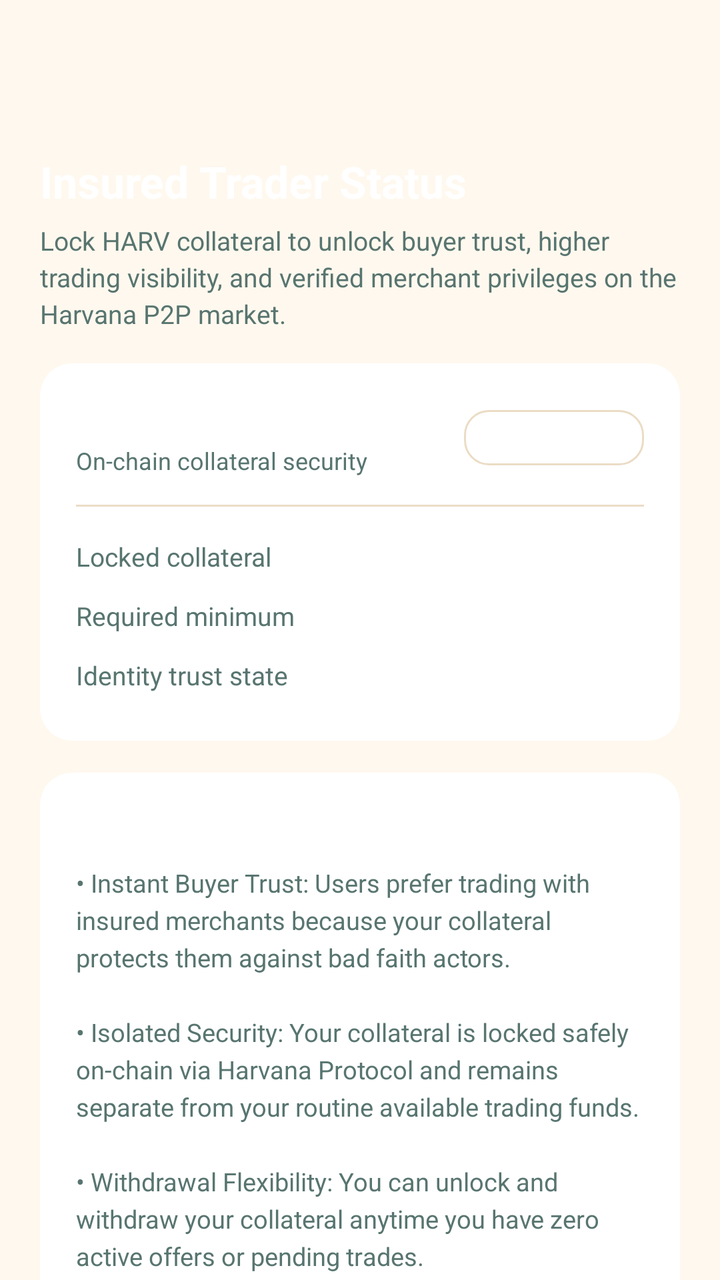
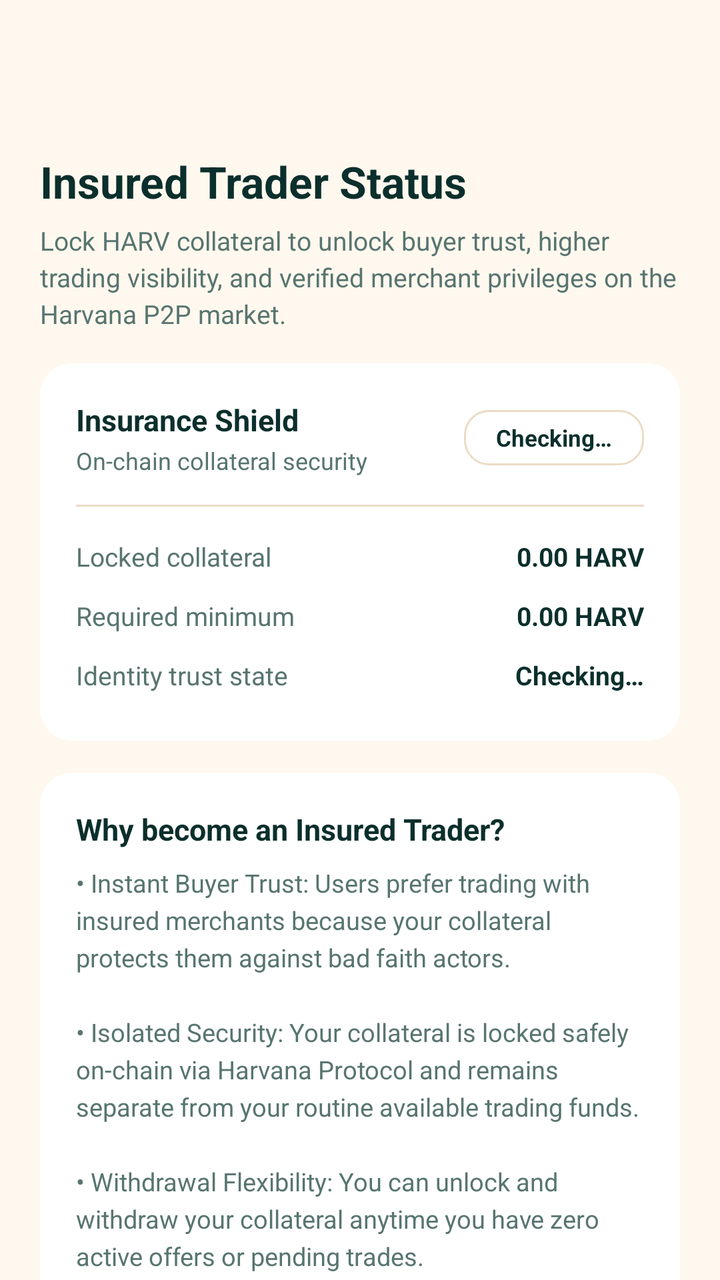

Two renders of the same Android screen: before a commit and after it. Below are the layout's source before the change and the commit's diff.
<!-- AndroidManifest.xml: application theme AppTheme -->
<!-- res/layout/p2p_insurance_deposit.xml -->
<androidx.coordinatorlayout.widget.CoordinatorLayout
	xmlns:android="http://schemas.android.com/apk/res/android"
	xmlns:app="http://schemas.android.com/apk/res-auto"
	xmlns:tools="http://schemas.android.com/tools"
	android:id="@+id/_coordinator"
	android:layout_width="match_parent"
	android:layout_height="match_parent">
	<com.google.android.material.appbar.AppBarLayout
		android:id="@+id/_app_bar"
		android:layout_width="match_parent"
		android:layout_height="wrap_content"
		android:theme="@style/AppTheme.AppBarOverlay"
		app:elevation="0dp"
		android:stateListAnimator="@null">
		<androidx.appcompat.widget.Toolbar
			android:id="@+id/_toolbar"
			android:layout_width="match_parent"
			android:layout_height="?attr/actionBarSize"
			android:background="?attr/appBarColor"
			app:popupTheme="@style/AppTheme.PopupOverlay" />
	</com.google.android.material.appbar.AppBarLayout>
	<androidx.core.widget.NestedScrollView
		android:layout_width="match_parent"
		android:layout_height="match_parent"
		android:fillViewport="true"
		android:background="@color/colorP2pBg"
		app:layout_behavior="@string/appbar_scrolling_view_behavior">
		<LinearLayout
			android:id="@+id/linear88"
			android:layout_width="match_parent"
			android:layout_height="wrap_content"
			android:padding="20dp"
			android:orientation="vertical">
			<TextView
				android:id="@+id/textview81"
				android:layout_width="wrap_content"
				android:layout_height="wrap_content"
				android:text="Insured Trader Status"
				android:textSize="22sp"
				android:textStyle="bold"
				android:textColor="@android:color/white" />
			<TextView
				android:id="@+id/textview82"
				android:layout_width="match_parent"
				android:layout_height="wrap_content"
				android:layout_marginTop="6dp"
				android:layout_marginBottom="16dp"
				android:text="Lock HARV collateral to unlock buyer trust, higher trading visibility, and verified merchant privileges on the Harvana P2P market."
				android:textSize="13sp"
				android:textColor="@color/colorP2pTextMuted"
				android:lineSpacingExtra="3dp" />
			<androidx.cardview.widget.CardView
				android:id="@+id/layout_status_card"
				android:layout_width="match_parent"
				android:layout_height="wrap_content"
				android:layout_marginBottom="16dp"
				app:cardBackgroundColor="@color/colorSurface"
				app:cardCornerRadius="16dp"
				app:cardElevation="0dp">
				<LinearLayout
					android:id="@+id/linear1"
					android:layout_width="match_parent"
					android:layout_height="wrap_content"
					android:padding="18dp"
					android:orientation="vertical">
					<LinearLayout
						android:id="@+id/linear2"
						android:layout_width="match_parent"
						android:layout_height="wrap_content"
						android:gravity="center_vertical"
						android:orientation="horizontal">
						<LinearLayout
							android:id="@+id/linear3"
							android:layout_width="0dp"
							android:layout_height="wrap_content"
							android:orientation="vertical"
							android:layout_weight="1">
							<TextView
								android:id="@+id/textview83"
								android:layout_width="wrap_content"
								android:layout_height="wrap_content"
								android:text="Insurance Shield"
								android:textSize="15sp"
								android:textStyle="bold"
								android:textColor="@android:color/white" />
							<TextView
								android:id="@+id/textview84"
								android:layout_width="wrap_content"
								android:layout_height="wrap_content"
								android:layout_marginTop="2dp"
								android:text="On-chain collateral security"
								android:textSize="12sp"
								android:textColor="@color/colorP2pTextMuted" />
						</LinearLayout>
						<TextView
							android:id="@+id/tv_status_badge"
							android:layout_width="wrap_content"
							android:layout_height="wrap_content"
							android:background="@drawable/bg_p2p_button_outline"
							android:gravity="center_horizontal|center_vertical"
							android:text="Checking…"
							android:textStyle="bold"
							android:textSize="11.5sp"
							android:textColor="@android:color/white"
							android:paddingVertical="6dp"
							android:paddingHorizontal="12dp"
							android:minWidth="90dp" />
					</LinearLayout>
					<View
						android:id="@+id/view4"
						android:layout_width="match_parent"
						android:layout_height="1dp"
						android:layout_marginTop="14dp"
						android:layout_marginBottom="10dp"
						android:background="@color/colorP2pBorder" />
					<LinearLayout
						android:id="@+id/linear5"
						android:layout_width="match_parent"
						android:layout_height="wrap_content"
						android:orientation="horizontal"
						android:paddingVertical="6dp">
						<TextView
							android:id="@+id/textview1"
							android:layout_width="0dp"
							android:layout_height="wrap_content"
							android:text="Locked collateral"
							android:textSize="13sp"
							android:textColor="@color/colorP2pTextMuted"
							android:layout_weight="1" />
						<TextView
							android:id="@+id/tv_current_deposit"
							android:layout_width="wrap_content"
							android:layout_height="wrap_content"
							android:text="0.00 HARV"
							android:textSize="13sp"
							android:textStyle="bold"
							android:textColor="@android:color/white" />
					</LinearLayout>
					<LinearLayout
						android:id="@+id/linear6"
						android:layout_width="match_parent"
						android:layout_height="wrap_content"
						android:orientation="horizontal"
						android:paddingVertical="6dp">
						<TextView
							android:id="@+id/textview2"
							android:layout_width="0dp"
							android:layout_height="wrap_content"
							android:text="Required minimum"
							android:textSize="13sp"
							android:textColor="@color/colorP2pTextMuted"
							android:layout_weight="1" />
						<TextView
							android:id="@+id/tv_required_minimum"
							android:layout_width="wrap_content"
							android:layout_height="wrap_content"
							android:text="0.00 HARV"
							android:textSize="13sp"
							android:textStyle="bold"
							android:textColor="@android:color/white" />
					</LinearLayout>
					<LinearLayout
						android:id="@+id/linear7"
						android:layout_width="match_parent"
						android:layout_height="wrap_content"
						android:orientation="horizontal"
						android:paddingVertical="6dp">
						<TextView
							android:id="@+id/textview3"
							android:layout_width="0dp"
							android:layout_height="wrap_content"
							android:text="Identity trust state"
							android:textSize="13sp"
							android:textColor="@color/colorP2pTextMuted"
							android:layout_weight="1" />
						<TextView
							android:id="@+id/tv_trust_status"
							android:layout_width="wrap_content"
							android:layout_height="wrap_content"
							android:text="Checking…"
							android:textSize="13sp"
							android:textStyle="bold"
							android:textColor="@android:color/white" />
					</LinearLayout>
				</LinearLayout>
			</androidx.cardview.widget.CardView>
			<androidx.cardview.widget.CardView
				android:id="@+id/layout_insurance_info"
				android:layout_width="match_parent"
				android:layout_height="wrap_content"
				android:layout_marginBottom="16dp"
				app:cardBackgroundColor="@color/colorSurface"
				app:cardCornerRadius="16dp"
				app:cardElevation="0dp">
				<LinearLayout
					android:id="@+id/linear8"
					android:layout_width="match_parent"
					android:layout_height="wrap_content"
					android:padding="18dp"
					android:orientation="vertical">
					<TextView
						android:id="@+id/textview4"
						android:layout_width="wrap_content"
						android:layout_height="wrap_content"
						android:text="Why become an Insured Trader\?"
						android:textSize="15sp"
						android:textStyle="bold"
						android:textColor="@android:color/white" />
					<TextView
						android:id="@+id/textview5"
						android:layout_width="match_parent"
						android:layout_height="wrap_content"
						android:layout_marginTop="8dp"
						android:text="• Instant Buyer Trust: Users prefer trading with insured merchants because your collateral protects them against bad faith actors.\n\n• Isolated Security: Your collateral is locked safely on-chain via Harvana Protocol and remains separate from your routine available trading funds.\n\n• Withdrawal Flexibility: You can unlock and withdraw your collateral anytime you have zero active offers or pending trades."
						android:textColor="@color/colorP2pTextMuted"
						android:textSize="12.5sp"
						android:lineSpacingExtra="4dp" />
				</LinearLayout>
			</androidx.cardview.widget.CardView>
			<androidx.cardview.widget.CardView
				android:id="@+id/layout_criteria_card"
				android:layout_width="match_parent"
				android:layout_height="wrap_content"
				android:layout_marginBottom="20dp"
				app:cardBackgroundColor="@color/colorSurface"
				app:cardCornerRadius="16dp"
				app:cardElevation="0dp">
				<LinearLayout
					android:id="@+id/linear9"
					android:layout_width="match_parent"
					android:layout_height="wrap_content"
					android:padding="18dp"
					android:orientation="vertical">
					<LinearLayout
						android:id="@+id/linear10"
						android:layout_width="match_parent"
						android:layout_height="wrap_content"
						android:gravity="center_vertical"
						android:orientation="horizontal">
						<LinearLayout
							android:id="@+id/linear11"
							android:layout_width="0dp"
							android:layout_height="wrap_content"
							android:orientation="vertical"
							android:layout_weight="1">
							<TextView
								android:id="@+id/textview6"
								android:layout_width="wrap_content"
								android:layout_height="wrap_content"
								android:text="Trader Requirements"
								android:textSize="15sp"
								android:textStyle="bold"
								android:textColor="@android:color/white" />
							<TextView
								android:id="@+id/textview7"
								android:layout_width="wrap_content"
								android:layout_height="wrap_content"
								android:layout_marginTop="2dp"
								android:text="Live compliance check"
								android:textSize="12sp"
								android:textColor="@color/colorP2pTextMuted" />
						</LinearLayout>
						<TextView
							android:id="@+id/tv_premium_badge"
							android:layout_width="wrap_content"
							android:layout_height="wrap_content"
							android:background="@drawable/bg_p2p_button_outline"
							android:gravity="center_horizontal|center_vertical"
							android:text="Checking…"
							android:textStyle="bold"
							android:textSize="11.5sp"
							android:textColor="@android:color/white"
							android:paddingVertical="6dp"
							android:paddingHorizontal="12dp" />
					</LinearLayout>
					<View
						android:id="@+id/view12"
						android:layout_width="match_parent"
						android:layout_height="1dp"
						android:layout_marginTop="14dp"
						android:layout_marginBottom="8dp"
						android:background="@color/colorP2pBorder" />
					<LinearLayout
						android:id="@+id/linear13"
						android:layout_width="match_parent"
						android:layout_height="wrap_content"
						android:gravity="center_vertical"
						android:orientation="horizontal"
						android:paddingVertical="6dp">
						<TextView
							android:id="@+id/tv_check_verified"
							android:layout_width="22dp"
							android:layout_height="22dp"
							android:gravity="center_horizontal|center_vertical"
							android:text="○"
							android:textSize="15sp"
							android:textColor="@color/colorP2pTextMuted" />
						<TextView
							android:id="@+id/textview8"
							android:layout_width="0dp"
							android:layout_height="wrap_content"
							android:text="Fully verified identity"
							android:textSize="13sp"
							android:layout_weight="1"
							android:textColor="@android:color/white"
							android:layout_marginStart="10dp" />
					</LinearLayout>
					<LinearLayout
						android:id="@+id/linear14"
						android:layout_width="match_parent"
						android:layout_height="wrap_content"
						android:gravity="center_vertical"
						android:orientation="horizontal"
						android:paddingVertical="6dp">
						<TextView
							android:id="@+id/tv_check_clean"
							android:layout_width="22dp"
							android:layout_height="22dp"
							android:gravity="center_horizontal|center_vertical"
							android:text="○"
							android:textSize="15sp"
							android:textColor="@color/colorP2pTextMuted" />
						<TextView
							android:id="@+id/textview9"
							android:layout_width="0dp"
							android:layout_height="wrap_content"
							android:text="Clean standing — zero active reports"
							android:textSize="13sp"
							android:layout_weight="1"
							android:textColor="@android:color/white"
							android:layout_marginStart="10dp" />
					</LinearLayout>
					<LinearLayout
						android:id="@+id/linear15"
						android:layout_width="match_parent"
						android:layout_height="wrap_content"
						android:gravity="center_vertical"
						android:orientation="horizontal"
						android:paddingVertical="6dp">
						<TextView
							android:id="@+id/tv_check_deposit"
							android:layout_width="22dp"
							android:layout_height="22dp"
							android:gravity="center_horizontal|center_vertical"
							android:text="○"
							android:textSize="15sp"
							android:textColor="@color/colorP2pTextMuted" />
						<TextView
							android:id="@+id/tv_criteria_deposit_label"
							android:layout_width="0dp"
							android:layout_height="wrap_content"
							android:text="Insurance collateral meets minimum"
							android:textSize="13sp"
							android:layout_weight="1"
							android:textColor="@android:color/white"
							android:layout_marginStart="10dp" />
					</LinearLayout>
					<LinearLayout
						android:id="@+id/linear16"
						android:layout_width="match_parent"
						android:layout_height="wrap_content"
						android:gravity="center_vertical"
						android:orientation="horizontal"
						android:paddingVertical="6dp">
						<TextView
							android:id="@+id/tv_check_volume"
							android:layout_width="22dp"
							android:layout_height="22dp"
							android:gravity="center_horizontal|center_vertical"
							android:text="○"
							android:textSize="15sp"
							android:textColor="@color/colorP2pTextMuted" />
						<TextView
							android:id="@+id/tv_criteria_volume_label"
							android:layout_width="0dp"
							android:layout_height="wrap_content"
							android:text="Minimum completed trades threshold"
							android:textSize="13sp"
							android:layout_weight="1"
							android:textColor="@android:color/white"
							android:layout_marginStart="10dp" />
					</LinearLayout>
					<LinearLayout
						android:id="@+id/linear17"
						android:layout_width="match_parent"
						android:layout_height="wrap_content"
						android:gravity="center_vertical"
						android:orientation="horizontal"
						android:paddingVertical="6dp">
						<TextView
							android:id="@+id/tv_check_success_rate"
							android:layout_width="22dp"
							android:layout_height="22dp"
							android:gravity="center_horizontal|center_vertical"
							android:text="○"
							android:textSize="15sp"
							android:textColor="@color/colorP2pTextMuted" />
						<TextView
							android:id="@+id/tv_criteria_success_rate_label"
							android:layout_width="0dp"
							android:layout_height="wrap_content"
							android:text="Trade reliability metrics"
							android:textSize="13sp"
							android:layout_weight="1"
							android:textColor="@android:color/white"
							android:layout_marginStart="10dp" />
					</LinearLayout>
				</LinearLayout>
			</androidx.cardview.widget.CardView>
			<TextView
				android:id="@+id/textview10"
				android:layout_width="wrap_content"
				android:layout_height="wrap_content"
				android:layout_marginBottom="8dp"
				android:text="Deposit Insurance Collateral"
				android:textSize="13sp"
				android:textStyle="bold"
				android:textColor="@android:color/white" />
			<androidx.cardview.widget.CardView
				android:id="@+id/layout_deposit_card"
				android:layout_width="match_parent"
				android:layout_height="wrap_content"
				android:layout_marginBottom="12dp"
				app:cardBackgroundColor="@color/colorSurface"
				app:cardCornerRadius="16dp"
				app:cardElevation="0dp">
				<LinearLayout
					android:id="@+id/linear18"
					android:layout_width="match_parent"
					android:layout_height="wrap_content"
					android:padding="18dp"
					android:orientation="vertical">
					<TextView
						android:id="@+id/textview11"
						android:layout_width="match_parent"
						android:layout_height="wrap_content"
						android:text="Specify the amount of HARV to lock into the on-chain insurance vault."
						android:textColor="@color/colorP2pTextMuted"
						android:textSize="12.5sp" />
					<LinearLayout
						android:id="@+id/linear19"
						android:layout_width="match_parent"
						android:layout_height="56dp"
						android:layout_marginTop="12dp"
						android:background="@drawable/bg_p2p_input"
						android:gravity="center_vertical"
						android:orientation="horizontal">
						<EditText
							android:id="@+id/et_deposit_amount"
							android:layout_width="0dp"
							android:layout_height="match_parent"
							android:textSize="18sp"
							android:textStyle="bold"
							android:hint="0.00"
							android:inputType="numberDecimal"
							android:layout_weight="1"
							android:background="@null"
							android:textColor="@android:color/white"
							android:paddingStart="16dp"
							android:paddingEnd="8dp" />
						<TextView
							android:id="@+id/textview12"
							android:layout_width="wrap_content"
							android:layout_height="wrap_content"
							android:text="HARV"
							android:textSize="14sp"
							android:textStyle="bold"
							android:textColor="@android:color/white"
							android:paddingStart="8dp"
							android:paddingEnd="16dp" />
					</LinearLayout>
					<LinearLayout
						android:id="@+id/linear20"
						android:layout_width="match_parent"
						android:layout_height="wrap_content"
						android:layout_marginTop="10dp"
						android:orientation="horizontal">
						<TextView
							android:id="@+id/textview13"
							android:layout_width="0dp"
							android:layout_height="wrap_content"
							android:text="Wallet available balance"
							android:textColor="@color/colorP2pTextMuted"
							android:layout_weight="1"
							android:textSize="12.5sp" />
						<TextView
							android:id="@+id/tv_available_balance"
							android:layout_width="wrap_content"
							android:layout_height="wrap_content"
							android:text="…"
							android:textStyle="bold"
							android:textSize="12.5sp"
							android:textColor="@android:color/white" />
					</LinearLayout>
				</LinearLayout>
			</androidx.cardview.widget.CardView>
			<TextView
				android:id="@+id/tv_deposit_error"
				android:layout_width="match_parent"
				android:layout_height="wrap_content"
				android:layout_marginTop="4dp"
				android:layout_marginBottom="8dp"
				android:textSize="13sp"
				android:textColor="@color/colorError"
				android:visibility="gone" />
			<TextView
				android:id="@+id/btn_submit_deposit"
				android:layout_width="match_parent"
				android:layout_height="56dp"
				android:layout_marginTop="8dp"
				android:layout_marginBottom="32dp"
				android:background="@drawable/bg_p2p_button_primary"
				android:gravity="center_horizontal|center_vertical"
				android:text="Deposit HARV"
				android:textSize="16sp"
				android:textStyle="bold"
				android:textColor="@color/colorTextOnAccent" />
		</LinearLayout>
	</androidx.core.widget.NestedScrollView>
</androidx.coordinatorlayout.widget.CoordinatorLayout>
<!-- resources referenced by this layout -->
<resources>
  <color name="colorError">#C8443F</color>
  <color name="colorP2pBg">@color/colorBackground</color>
  <color name="colorP2pBorder">@color/colorCardStroke</color>
  <color name="colorP2pTextMuted">@color/colorTextTertiary</color>
  <color name="colorSurface">#FFFFFF</color>
  <color name="colorTextOnAccent">#FFFFFF</color>
  <!-- drawable bg_p2p_button_outline (drawable) -->
  <?xml version="1.0" encoding="utf-8"?>
  <shape xmlns:android="http://schemas.android.com/apk/res/android">
      <solid android:color="@android:color/transparent" />
      <corners android:radius="12dp" />
      <stroke android:width="1dp" android:color="@color/colorP2pBorder" />
  </shape>
  <!-- drawable bg_p2p_button_primary (drawable) -->
  <?xml version="1.0" encoding="utf-8"?>
  <shape xmlns:android="http://schemas.android.com/apk/res/android">
      <solid android:color="@color/colorAccent" />
      <corners android:radius="12dp" />
  </shape>
  <!-- drawable bg_p2p_input (drawable) -->
  <?xml version="1.0" encoding="utf-8"?>
  <shape xmlns:android="http://schemas.android.com/apk/res/android">
      <solid android:color="@color/colorP2pSurfaceAlt" />
      <corners android:radius="12dp" />
      <stroke android:width="1dp" android:color="@color/colorP2pBorder" />
  </shape>
  <style name="AppTheme.PopupOverlay" parent="ThemeOverlay.MaterialComponents.Light">
          <item name="popupMenuStyle">@style/HarvanaPopupMenu</item>
          <item name="actionOverflowMenuStyle">@style/HarvanaPopupMenu</item>
      </style>
  <color name="colorBackground">#FFF8EE</color>
  <color name="colorCardStroke">#EBDCC5</color>
  <color name="colorTextTertiary">#587570</color>
  <color name="colorAccent">#0B5F57</color>
  <color name="colorP2pSurfaceAlt">@color/colorSurfaceAlt</color>
  <style name="HarvanaPopupMenu" parent="Widget.MaterialComponents.PopupMenu">
          <item name="android:popupBackground">@drawable/bg_popup_menu</item>
          <item name="android:popupElevation">10dp</item>
      </style>
  <style name="HarvanaSpinner" parent="Widget.AppCompat.Spinner">
          <item name="android:popupBackground">@color/colorSurface</item>
          <item name="android:dropDownSelector">@color/colorAccentRipple</item>
      </style>
  <style name="HarvanaTextView" parent="android:Widget.TextView">
          <item name="android:textColor">@color/colorTextPrimary</item>
      </style>
  <color name="colorTextPrimary">#0B2F2C</color>
  <color name="colorAccentDark">#084A44</color>
  <color name="colorTextPrimaryWhite">#FFFFFF</color>
  <color name="colorControlNormal">#587570</color>
  <color name="colorAccentRipple">#1A0B5F57</color>
  <color name="colorAccentStroke">#330B5F57</color>
  <color name="colorAccentStrong">#053D3A</color>
  <color name="colorTextSecondary">#3F5F5A</color>
  <color name="colorSurfaceAlt">#FFF0DB</color>
  <style name="HarvanaDialogButton" parent="Widget.MaterialComponents.Button.TextButton.Dialog">
          <item name="android:textColor">@color/colorAccent</item>
          <item name="android:minHeight">48dp</item>
      </style>
  <style name="HarvanaBottomSheetStyle" parent="Widget.MaterialComponents.BottomSheet.Modal">
          <item name="backgroundTint">?attr/colorSurface</item>
          <item name="shapeAppearanceOverlay">@style/HarvanaBottomSheetShape</item>
      </style>
  <color name="colorPopupSurface">@color/colorSurface</color>
  <style name="HarvanaBottomSheetShape" parent="">
          <item name="cornerFamily">rounded</item>
          <item name="cornerSizeTopLeft">20dp</item>
          <item name="cornerSizeTopRight">20dp</item>
          <item name="cornerSizeBottomLeft">0dp</item>
          <item name="cornerSizeBottomRight">0dp</item>
      </style>
  <!-- unchanged entries left out for length: 8 -->
</resources>

<!-- the commit's change to res/layout/p2p_insurance_deposit.xml (unified diff, before → after) -->
@@ -38,7 +38,7 @@
 				android:text="Insured Trader Status"
 				android:textSize="22sp"
 				android:textStyle="bold"
-				android:textColor="@android:color/white" />
+				android:textColor="@color/colorTextPrimary" />
 			<TextView
 				android:id="@+id/textview82"
 				android:layout_width="match_parent"
@@ -82,7 +82,7 @@
 								android:text="Insurance Shield"
 								android:textSize="15sp"
 								android:textStyle="bold"
-								android:textColor="@android:color/white" />
+								android:textColor="@color/colorTextPrimary" />
 							<TextView
 								android:id="@+id/textview84"
 								android:layout_width="wrap_content"
@@ -101,7 +101,7 @@
 							android:text="Checking…"
 							android:textStyle="bold"
 							android:textSize="11.5sp"
-							android:textColor="@android:color/white"
+							android:textColor="@color/colorTextPrimary"
 							android:paddingVertical="6dp"
 							android:paddingHorizontal="12dp"
 							android:minWidth="90dp" />
@@ -134,7 +134,7 @@
 							android:text="0.00 HARV"
 							android:textSize="13sp"
 							android:textStyle="bold"
-							android:textColor="@android:color/white" />
+							android:textColor="@color/colorTextPrimary" />
 					</LinearLayout>
 					<LinearLayout
 						android:id="@+id/linear6"
@@ -157,7 +157,7 @@
 							android:text="0.00 HARV"
 							android:textSize="13sp"
 							android:textStyle="bold"
-							android:textColor="@android:color/white" />
+							android:textColor="@color/colorTextPrimary" />
 					</LinearLayout>
 					<LinearLayout
 						android:id="@+id/linear7"
@@ -180,7 +180,7 @@
 							android:text="Checking…"
 							android:textSize="13sp"
 							android:textStyle="bold"
-							android:textColor="@android:color/white" />
+							android:textColor="@color/colorTextPrimary" />
 					</LinearLayout>
 				</LinearLayout>
 			</androidx.cardview.widget.CardView>
@@ -205,7 +205,7 @@
 						android:text="Why become an Insured Trader\?"
 						android:textSize="15sp"
 						android:textStyle="bold"
-						android:textColor="@android:color/white" />
+						android:textColor="@color/colorTextPrimary" />
 					<TextView
 						android:id="@+id/textview5"
 						android:layout_width="match_parent"
@@ -250,7 +250,7 @@
 								android:text="Trader Requirements"
 								android:textSize="15sp"
 								android:textStyle="bold"
-								android:textColor="@android:color/white" />
+								android:textColor="@color/colorTextPrimary" />
 							<TextView
 								android:id="@+id/textview7"
 								android:layout_width="wrap_content"
@@ -269,7 +269,7 @@
 							android:text="Checking…"
 							android:textStyle="bold"
 							android:textSize="11.5sp"
-							android:textColor="@android:color/white"
+							android:textColor="@color/colorTextPrimary"
 							android:paddingVertical="6dp"
 							android:paddingHorizontal="12dp" />
 					</LinearLayout>
@@ -302,7 +302,7 @@
 							android:text="Fully verified identity"
 							android:textSize="13sp"
 							android:layout_weight="1"
-							android:textColor="@android:color/white"
+							android:textColor="@color/colorTextPrimary"
 							android:layout_marginStart="10dp" />
 					</LinearLayout>
 					<LinearLayout
@@ -327,7 +327,7 @@
 							android:text="Clean standing — zero active reports"
 							android:textSize="13sp"
 							android:layout_weight="1"
-							android:textColor="@android:color/white"
+							android:textColor="@color/colorTextPrimary"
 							android:layout_marginStart="10dp" />
 					</LinearLayout>
 					<LinearLayout
@@ -352,7 +352,7 @@
 							android:text="Insurance collateral meets minimum"
 							android:textSize="13sp"
 							android:layout_weight="1"
-							android:textColor="@android:color/white"
+							android:textColor="@color/colorTextPrimary"
 							android:layout_marginStart="10dp" />
 					</LinearLayout>
 					<LinearLayout
@@ -377,7 +377,7 @@
 							android:text="Minimum completed trades threshold"
 							android:textSize="13sp"
 							android:layout_weight="1"
-							android:textColor="@android:color/white"
+							android:textColor="@color/colorTextPrimary"
 							android:layout_marginStart="10dp" />
 					</LinearLayout>
 					<LinearLayout
@@ -402,7 +402,7 @@
 							android:text="Trade reliability metrics"
 							android:textSize="13sp"
 							android:layout_weight="1"
-							android:textColor="@android:color/white"
+							android:textColor="@color/colorTextPrimary"
 							android:layout_marginStart="10dp" />
 					</LinearLayout>
 				</LinearLayout>
@@ -415,7 +415,7 @@
 				android:text="Deposit Insurance Collateral"
 				android:textSize="13sp"
 				android:textStyle="bold"
-				android:textColor="@android:color/white" />
+				android:textColor="@color/colorTextPrimary" />
 			<androidx.cardview.widget.CardView
 				android:id="@+id/layout_deposit_card"
 				android:layout_width="match_parent"
@@ -455,7 +455,7 @@
 							android:inputType="numberDecimal"
 							android:layout_weight="1"
 							android:background="@null"
-							android:textColor="@android:color/white"
+							android:textColor="@color/colorTextPrimary"
 							android:paddingStart="16dp"
 							android:paddingEnd="8dp" />
 						<TextView
@@ -465,7 +465,7 @@
 							android:text="HARV"
 							android:textSize="14sp"
 							android:textStyle="bold"
-							android:textColor="@android:color/white"
+							android:textColor="@color/colorTextPrimary"
 							android:paddingStart="8dp"
 							android:paddingEnd="16dp" />
 					</LinearLayout>
@@ -490,7 +490,7 @@
 							android:text="…"
 							android:textStyle="bold"
 							android:textSize="12.5sp"
-							android:textColor="@android:color/white" />
+							android:textColor="@color/colorTextPrimary" />
 					</LinearLayout>
 				</LinearLayout>
 			</androidx.cardview.widget.CardView>
